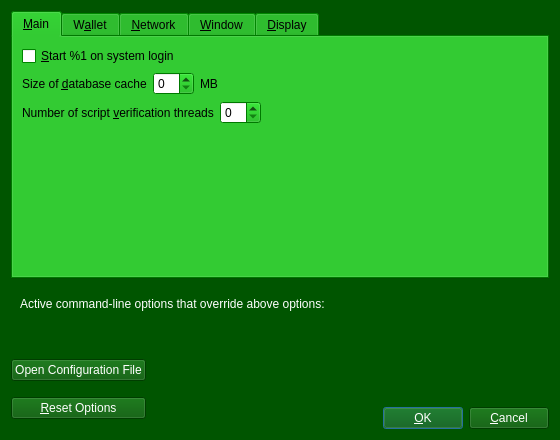
xviicoin-project/xviicoin, file src/qt/forms/optionsdialog.ui: the form before one commit.
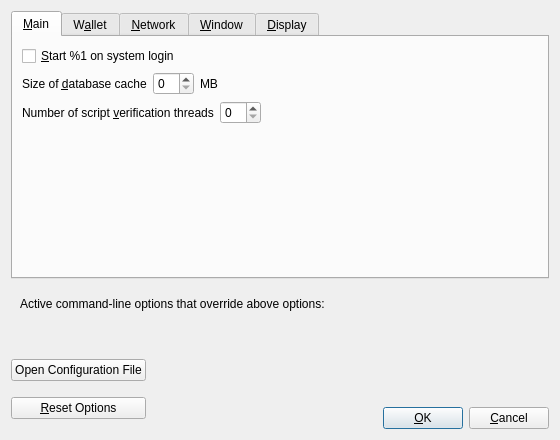
The form after the commit. Custom widgets are drawn as their Qt base class.

The edit to the form file:
```diff
--- a/src/qt/forms/optionsdialog.ui
+++ b/src/qt/forms/optionsdialog.ui
@@ -10,448 +10,6 @@
     <height>440</height>
    </rect>
   </property>
-  <property name="palette">
-   <palette>
-    <active>
-     <colorrole role="WindowText">
-      <brush brushstyle="SolidPattern">
-       <color alpha="255">
-        <red>255</red>
-        <green>255</green>
-        <blue>255</blue>
-       </color>
-      </brush>
-     </colorrole>
-     <colorrole role="Button">
-      <brush brushstyle="SolidPattern">
-       <color alpha="255">
-        <red>0</red>
-        <green>85</green>
-        <blue>0</blue>
-       </color>
-      </brush>
-     </colorrole>
-     <colorrole role="Light">
-      <brush brushstyle="SolidPattern">
-       <color alpha="255">
-        <red>0</red>
-        <green>127</green>
-        <blue>0</blue>
-       </color>
-      </brush>
-     </colorrole>
-     <colorrole role="Midlight">
-      <brush brushstyle="SolidPattern">
-       <color alpha="255">
-        <red>0</red>
-        <green>106</green>
-        <blue>0</blue>
-       </color>
-      </brush>
-     </colorrole>
-     <colorrole role="Dark">
-      <brush brushstyle="SolidPattern">
-       <color alpha="255">
-        <red>0</red>
-        <green>42</green>
-        <blue>0</blue>
-       </color>
-      </brush>
-     </colorrole>
-     <colorrole role="Mid">
-      <brush brushstyle="SolidPattern">
-       <color alpha="255">
-        <red>0</red>
-        <green>56</green>
-        <blue>0</blue>
-       </color>
-      </brush>
-     </colorrole>
-     <colorrole role="Text">
-      <brush brushstyle="SolidPattern">
-       <color alpha="255">
-        <red>255</red>
-        <green>255</green>
-        <blue>255</blue>
-       </color>
-      </brush>
-     </colorrole>
-     <colorrole role="BrightText">
-      <brush brushstyle="SolidPattern">
-       <color alpha="255">
-        <red>255</red>
-        <green>255</green>
-        <blue>255</blue>
-       </color>
-      </brush>
-     </colorrole>
-     <colorrole role="ButtonText">
-      <brush brushstyle="SolidPattern">
-       <color alpha="255">
-        <red>255</red>
-        <green>255</green>
-        <blue>255</blue>
-       </color>
-      </brush>
-     </colorrole>
-     <colorrole role="Base">
-      <brush brushstyle="SolidPattern">
-       <color alpha="255">
-        <red>0</red>
-        <green>0</green>
-        <blue>0</blue>
-       </color>
-      </brush>
-     </colorrole>
-     <colorrole role="Window">
-      <brush brushstyle="SolidPattern">
-       <color alpha="255">
-        <red>0</red>
-        <green>85</green>
-        <blue>0</blue>
-       </color>
-      </brush>
-     </colorrole>
-     <colorrole role="Shadow">
-      <brush brushstyle="SolidPattern">
-       <color alpha="255">
-        <red>0</red>
-        <green>0</green>
-        <blue>0</blue>
-       </color>
-      </brush>
-     </colorrole>
-     <colorrole role="AlternateBase">
-      <brush brushstyle="SolidPattern">
-       <color alpha="255">
-        <red>0</red>
-        <green>42</green>
-        <blue>0</blue>
-       </color>
-      </brush>
-     </colorrole>
-     <colorrole role="ToolTipBase">
-      <brush brushstyle="SolidPattern">
-       <color alpha="255">
-        <red>255</red>
-        <green>255</green>
-        <blue>220</blue>
-       </color>
-      </brush>
-     </colorrole>
-     <colorrole role="ToolTipText">
-      <brush brushstyle="SolidPattern">
-       <color alpha="255">
-        <red>0</red>
-        <green>0</green>
-        <blue>0</blue>
-       </color>
-      </brush>
-     </colorrole>
-     <colorrole role="PlaceholderText">
-      <brush brushstyle="SolidPattern">
-       <color alpha="128">
-        <red>255</red>
-        <green>255</green>
-        <blue>255</blue>
-       </color>
-      </brush>
-     </colorrole>
-    </active>
-    <inactive>
-     <colorrole role="WindowText">
-      <brush brushstyle="SolidPattern">
-       <color alpha="255">
-        <red>255</red>
-        <green>255</green>
-        <blue>255</blue>
-       </color>
-      </brush>
-     </colorrole>
-     <colorrole role="Button">
-      <brush brushstyle="SolidPattern">
-       <color alpha="255">
-        <red>0</red>
-        <green>85</green>
-        <blue>0</blue>
-       </color>
-      </brush>
-     </colorrole>
-     <colorrole role="Light">
-      <brush brushstyle="SolidPattern">
-       <color alpha="255">
-        <red>0</red>
-        <green>127</green>
-        <blue>0</blue>
-       </color>
-      </brush>
-     </colorrole>
-     <colorrole role="Midlight">
-      <brush brushstyle="SolidPattern">
-       <color alpha="255">
-        <red>0</red>
-        <green>106</green>
-        <blue>0</blue>
-       </color>
-      </brush>
-     </colorrole>
-     <colorrole role="Dark">
-      <brush brushstyle="SolidPattern">
-       <color alpha="255">
-        <red>0</red>
-        <green>42</green>
-        <blue>0</blue>
-       </color>
-      </brush>
-     </colorrole>
-     <colorrole role="Mid">
-      <brush brushstyle="SolidPattern">
-       <color alpha="255">
-        <red>0</red>
-        <green>56</green>
-        <blue>0</blue>
-       </color>
-      </brush>
-     </colorrole>
-     <colorrole role="Text">
-      <brush brushstyle="SolidPattern">
-       <color alpha="255">
-        <red>255</red>
-        <green>255</green>
-        <blue>255</blue>
-       </color>
-      </brush>
-     </colorrole>
-     <colorrole role="BrightText">
-      <brush brushstyle="SolidPattern">
-       <color alpha="255">
-        <red>255</red>
-        <green>255</green>
-        <blue>255</blue>
-       </color>
-      </brush>
-     </colorrole>
-     <colorrole role="ButtonText">
-      <brush brushstyle="SolidPattern">
-       <color alpha="255">
-        <red>255</red>
-        <green>255</green>
-        <blue>255</blue>
-       </color>
-      </brush>
-     </colorrole>
-     <colorrole role="Base">
-      <brush brushstyle="SolidPattern">
-       <color alpha="255">
-        <red>0</red>
-        <green>0</green>
-        <blue>0</blue>
-       </color>
-      </brush>
-     </colorrole>
-     <colorrole role="Window">
-      <brush brushstyle="SolidPattern">
-       <color alpha="255">
-        <red>0</red>
-        <green>85</green>
-        <blue>0</blue>
-       </color>
-      </brush>
-     </colorrole>
-     <colorrole role="Shadow">
-      <brush brushstyle="SolidPattern">
-       <color alpha="255">
-        <red>0</red>
-        <green>0</green>
-        <blue>0</blue>
-       </color>
-      </brush>
-     </colorrole>
-     <colorrole role="AlternateBase">
-      <brush brushstyle="SolidPattern">
-       <color alpha="255">
-        <red>0</red>
-        <green>42</green>
-        <blue>0</blue>
-       </color>
-      </brush>
-     </colorrole>
-     <colorrole role="ToolTipBase">
-      <brush brushstyle="SolidPattern">
-       <color alpha="255">
-        <red>255</red>
-        <green>255</green>
-        <blue>220</blue>
-       </color>
-      </brush>
-     </colorrole>
-     <colorrole role="ToolTipText">
-      <brush brushstyle="SolidPattern">
-       <color alpha="255">
-        <red>0</red>
-        <green>0</green>
-        <blue>0</blue>
-       </color>
-      </brush>
-     </colorrole>
-     <colorrole role="PlaceholderText">
-      <brush brushstyle="SolidPattern">
-       <color alpha="128">
-        <red>255</red>
-        <green>255</green>
-        <blue>255</blue>
-       </color>
-      </brush>
-     </colorrole>
-    </inactive>
-    <disabled>
-     <colorrole role="WindowText">
-      <brush brushstyle="SolidPattern">
-       <color alpha="255">
-        <red>0</red>
-        <green>42</green>
-        <blue>0</blue>
-       </color>
-      </brush>
-     </colorrole>
-     <colorrole role="Button">
-      <brush brushstyle="SolidPattern">
-       <color alpha="255">
-        <red>0</red>
-        <green>85</green>
-        <blue>0</blue>
-       </color>
-      </brush>
-     </colorrole>
-     <colorrole role="Light">
-      <brush brushstyle="SolidPattern">
-       <color alpha="255">
-        <red>0</red>
-        <green>127</green>
-        <blue>0</blue>
-       </color>
-      </brush>
-     </colorrole>
-     <colorrole role="Midlight">
-      <brush brushstyle="SolidPattern">
-       <color alpha="255">
-        <red>0</red>
-        <green>106</green>
-        <blue>0</blue>
-       </color>
-      </brush>
-     </colorrole>
-     <colorrole role="Dark">
-      <brush brushstyle="SolidPattern">
-       <color alpha="255">
-        <red>0</red>
-        <green>42</green>
-        <blue>0</blue>
-       </color>
-      </brush>
-     </colorrole>
-     <colorrole role="Mid">
-      <brush brushstyle="SolidPattern">
-       <color alpha="255">
-        <red>0</red>
-        <green>56</green>
-        <blue>0</blue>
-       </color>
-      </brush>
-     </colorrole>
-     <colorrole role="Text">
-      <brush brushstyle="SolidPattern">
-       <color alpha="255">
-        <red>0</red>
-        <green>42</green>
-        <blue>0</blue>
-       </color>
-      </brush>
-     </colorrole>
-     <colorrole role="BrightText">
-      <brush brushstyle="SolidPattern">
-       <color alpha="255">
-        <red>255</red>
-        <green>255</green>
-        <blue>255</blue>
-       </color>
-      </brush>
-     </colorrole>
-     <colorrole role="ButtonText">
-      <brush brushstyle="SolidPattern">
-       <color alpha="255">
-        <red>0</red>
-        <green>42</green>
-        <blue>0</blue>
-       </color>
-      </brush>
-     </colorrole>
-     <colorrole role="Base">
-      <brush brushstyle="SolidPattern">
-       <color alpha="255">
-        <red>0</red>
-        <green>85</green>
-        <blue>0</blue>
-       </color>
-      </brush>
-     </colorrole>
-     <colorrole role="Window">
-      <brush brushstyle="SolidPattern">
-       <color alpha="255">
-        <red>0</red>
-        <green>85</green>
-        <blue>0</blue>
-       </color>
-      </brush>
-     </colorrole>
-     <colorrole role="Shadow">
-      <brush brushstyle="SolidPattern">
-       <color alpha="255">
-        <red>0</red>
-        <green>0</green>
-        <blue>0</blue>
-       </color>
-      </brush>
-     </colorrole>
-     <colorrole role="AlternateBase">
-      <brush brushstyle="SolidPattern">
-       <color alpha="255">
-        <red>0</red>
-        <green>85</green>
-        <blue>0</blue>
-       </color>
-      </brush>
-     </colorrole>
-     <colorrole role="ToolTipBase">
-      <brush brushstyle="SolidPattern">
-       <color alpha="255">
-        <red>255</red>
-        <green>255</green>
-        <blue>220</blue>
-       </color>
-      </brush>
-     </colorrole>
-     <colorrole role="ToolTipText">
-      <brush brushstyle="SolidPattern">
-       <color alpha="255">
-        <red>0</red>
-        <green>0</green>
-        <blue>0</blue>
-       </color>
-      </brush>
-     </colorrole>
-     <colorrole role="PlaceholderText">
-      <brush brushstyle="SolidPattern">
-       <color alpha="128">
-        <red>255</red>
-        <green>255</green>
-        <blue>255</blue>
-       </color>
-      </brush>
-     </colorrole>
-    </disabled>
-   </palette>
-  </property>
   <property name="windowTitle">
    <string>Options</string>
   </property>
@@ -461,448 +19,6 @@
   <layout class="QVBoxLayout" name="verticalLayout">
    <item>
     <widget class="QTabWidget" name="tabWidget">
-     <property name="palette">
-      <palette>
-       <active>
-        <colorrole role="WindowText">
-         <brush brushstyle="SolidPattern">
-          <color alpha="255">
-           <red>0</red>
-           <green>0</green>
-           <blue>0</blue>
-          </color>
-         </brush>
-        </colorrole>
-        <colorrole role="Button">
-         <brush brushstyle="SolidPattern">
-          <color alpha="255">
-           <red>0</red>
-           <green>170</green>
-           <blue>0</blue>
-          </color>
-         </brush>
-        </colorrole>
-        <colorrole role="Light">
-         <brush brushstyle="SolidPattern">
-          <color alpha="255">
-           <red>0</red>
-           <green>255</green>
-           <blue>0</blue>
-          </color>
-         </brush>
-        </colorrole>
-        <colorrole role="Midlight">
-         <brush brushstyle="SolidPattern">
-          <color alpha="255">
-           <red>0</red>
-           <green>212</green>
-           <blue>0</blue>
-          </color>
-         </brush>
-        </colorrole>
-        <colorrole role="Dark">
-         <brush brushstyle="SolidPattern">
-          <color alpha="255">
-           <red>0</red>
-           <green>85</green>
-           <blue>0</blue>
-          </color>
-         </brush>
-        </colorrole>
-        <colorrole role="Mid">
-         <brush brushstyle="SolidPattern">
-          <color alpha="255">
-           <red>0</red>
-           <green>113</green>
-           <blue>0</blue>
-          </color>
-         </brush>
-        </colorrole>
-        <colorrole role="Text">
-         <brush brushstyle="SolidPattern">
-          <color alpha="255">
-           <red>0</red>
-           <green>0</green>
-           <blue>0</blue>
-          </color>
-         </brush>
-        </colorrole>
-        <colorrole role="BrightText">
-         <brush brushstyle="SolidPattern">
-          <color alpha="255">
-           <red>255</red>
-           <green>255</green>
-           <blue>255</blue>
-          </color>
-         </brush>
-        </colorrole>
-        <colorrole role="ButtonText">
-         <brush brushstyle="SolidPattern">
-          <color alpha="255">
-           <red>0</red>
-           <green>0</green>
-           <blue>0</blue>
-          </color>
-         </brush>
-        </colorrole>
-        <colorrole role="Base">
-         <brush brushstyle="SolidPattern">
-          <color alpha="255">
-           <red>255</red>
-           <green>255</green>
-           <blue>255</blue>
-          </color>
-         </brush>
-        </colorrole>
-        <colorrole role="Window">
-         <brush brushstyle="SolidPattern">
-          <color alpha="255">
-           <red>0</red>
-           <green>170</green>
-           <blue>0</blue>
-          </color>
-         </brush>
-        </colorrole>
-        <colorrole role="Shadow">
-         <brush brushstyle="SolidPattern">
-          <color alpha="255">
-           <red>0</red>
-           <green>0</green>
-           <blue>0</blue>
-          </color>
-         </brush>
-        </colorrole>
-        <colorrole role="AlternateBase">
-         <brush brushstyle="SolidPattern">
-          <color alpha="255">
-           <red>127</red>
-           <green>212</green>
-           <blue>127</blue>
-          </color>
-         </brush>
-        </colorrole>
-        <colorrole role="ToolTipBase">
-         <brush brushstyle="SolidPattern">
-          <color alpha="255">
-           <red>255</red>
-           <green>255</green>
-           <blue>220</blue>
-          </color>
-         </brush>
-        </colorrole>
-        <colorrole role="ToolTipText">
-         <brush brushstyle="SolidPattern">
-          <color alpha="255">
-           <red>0</red>
-           <green>0</green>
-           <blue>0</blue>
-          </color>
-         </brush>
-        </colorrole>
-        <colorrole role="PlaceholderText">
-         <brush brushstyle="SolidPattern">
-          <color alpha="128">
-           <red>0</red>
-           <green>0</green>
-           <blue>0</blue>
-          </color>
-         </brush>
-        </colorrole>
-       </active>
-       <inactive>
-        <colorrole role="WindowText">
-         <brush brushstyle="SolidPattern">
-          <color alpha="255">
-           <red>0</red>
-           <green>0</green>
-           <blue>0</blue>
-          </color>
-         </brush>
-        </colorrole>
-        <colorrole role="Button">
-         <brush brushstyle="SolidPattern">
-          <color alpha="255">
-           <red>0</red>
-           <green>170</green>
-           <blue>0</blue>
-          </color>
-         </brush>
-        </colorrole>
-        <colorrole role="Light">
-         <brush brushstyle="SolidPattern">
-          <color alpha="255">
-           <red>0</red>
-           <green>255</green>
-           <blue>0</blue>
-          </color>
-         </brush>
-        </colorrole>
-        <colorrole role="Midlight">
-         <brush brushstyle="SolidPattern">
-          <color alpha="255">
-           <red>0</red>
-           <green>212</green>
-           <blue>0</blue>
-          </color>
-         </brush>
-        </colorrole>
-        <colorrole role="Dark">
-         <brush brushstyle="SolidPattern">
-          <color alpha="255">
-           <red>0</red>
-           <green>85</green>
-           <blue>0</blue>
-          </color>
-         </brush>
-        </colorrole>
-        <colorrole role="Mid">
-         <brush brushstyle="SolidPattern">
-          <color alpha="255">
-           <red>0</red>
-           <green>113</green>
-           <blue>0</blue>
-          </color>
-         </brush>
-        </colorrole>
-        <colorrole role="Text">
-         <brush brushstyle="SolidPattern">
-          <color alpha="255">
-           <red>0</red>
-           <green>0</green>
-           <blue>0</blue>
-          </color>
-         </brush>
-        </colorrole>
-        <colorrole role="BrightText">
-         <brush brushstyle="SolidPattern">
-          <color alpha="255">
-           <red>255</red>
-           <green>255</green>
-           <blue>255</blue>
-          </color>
-         </brush>
-        </colorrole>
-        <colorrole role="ButtonText">
-         <brush brushstyle="SolidPattern">
-          <color alpha="255">
-           <red>0</red>
-           <green>0</green>
-           <blue>0</blue>
-          </color>
-         </brush>
-        </colorrole>
-        <colorrole role="Base">
-         <brush brushstyle="SolidPattern">
-          <color alpha="255">
-           <red>255</red>
-           <green>255</green>
-           <blue>255</blue>
-          </color>
-         </brush>
-        </colorrole>
-        <colorrole role="Window">
-         <brush brushstyle="SolidPattern">
-          <color alpha="255">
-           <red>0</red>
-           <green>170</green>
-           <blue>0</blue>
-          </color>
-         </brush>
-        </colorrole>
-        <colorrole role="Shadow">
-         <brush brushstyle="SolidPattern">
-          <color alpha="255">
-           <red>0</red>
-           <green>0</green>
-           <blue>0</blue>
-          </color>
-         </brush>
-        </colorrole>
-        <colorrole role="AlternateBase">
-         <brush brushstyle="SolidPattern">
-          <color alpha="255">
-           <red>127</red>
-           <green>212</green>
-           <blue>127</blue>
-          </color>
-         </brush>
-        </colorrole>
-        <colorrole role="ToolTipBase">
-         <brush brushstyle="SolidPattern">
-          <color alpha="255">
-           <red>255</red>
-           <green>255</green>
-           <blue>220</blue>
-          </color>
-         </brush>
-        </colorrole>
-        <colorrole role="ToolTipText">
-         <brush brushstyle="SolidPattern">
-          <color alpha="255">
-           <red>0</red>
-           <green>0</green>
-           <blue>0</blue>
-          </color>
-         </brush>
-        </colorrole>
-        <colorrole role="PlaceholderText">
-         <brush brushstyle="SolidPattern">
-          <color alpha="128">
-           <red>0</red>
-           <green>0</green>
-           <blue>0</blue>
-          </color>
-         </brush>
-        </colorrole>
-       </inactive>
-       <disabled>
-        <colorrole role="WindowText">
-         <brush brushstyle="SolidPattern">
-          <color alpha="255">
-           <red>0</red>
-           <green>85</green>
-           <blue>0</blue>
-          </color>
-         </brush>
-        </colorrole>
-        <colorrole role="Button">
-         <brush brushstyle="SolidPattern">
-          <color alpha="255">
-           <red>0</red>
-           <green>170</green>
-           <blue>0</blue>
-          </color>
-         </brush>
-        </colorrole>
-        <colorrole role="Light">
-         <brush brushstyle="SolidPattern">
-          <color alpha="255">
-           <red>0</red>
-           <green>255</green>
-           <blue>0</blue>
-          </color>
-         </brush>
-        </colorrole>
-        <colorrole role="Midlight">
-         <brush brushstyle="SolidPattern">
-          <color alpha="255">
-           <red>0</red>
-           <green>212</green>
-           <blue>0</blue>
-          </color>
-         </brush>
-        </colorrole>
-        <colorrole role="Dark">
-         <brush brushstyle="SolidPattern">
-          <color alpha="255">
-           <red>0</red>
-           <green>85</green>
-           <blue>0</blue>
-          </color>
-         </brush>
-        </colorrole>
-        <colorrole role="Mid">
-         <brush brushstyle="SolidPattern">
-          <color alpha="255">
-           <red>0</red>
-           <green>113</green>
-           <blue>0</blue>
-          </color>
-         </brush>
-        </colorrole>
-        <colorrole role="Text">
-         <brush brushstyle="SolidPattern">
-          <color alpha="255">
-           <red>0</red>
-           <green>85</green>
-           <blue>0</blue>
-          </color>
-         </brush>
-        </colorrole>
-        <colorrole role="BrightText">
-         <brush brushstyle="SolidPattern">
-          <color alpha="255">
-           <red>255</red>
-           <green>255</green>
-           <blue>255</blue>
-          </color>
-         </brush>
-        </colorrole>
-        <colorrole role="ButtonText">
-         <brush brushstyle="SolidPattern">
-          <color alpha="255">
-           <red>0</red>
-           <green>85</green>
-           <blue>0</blue>
-          </color>
-         </brush>
-        </colorrole>
-        <colorrole role="Base">
-         <brush brushstyle="SolidPattern">
-          <color alpha="255">
-           <red>0</red>
-           <green>170</green>
-           <blue>0</blue>
-          </color>
-         </brush>
-        </colorrole>
-        <colorrole role="Window">
-         <brush brushstyle="SolidPattern">
-          <color alpha="255">
-           <red>0</red>
-           <green>170</green>
-           <blue>0</blue>
-          </color>
-         </brush>
-        </colorrole>
-        <colorrole role="Shadow">
-         <brush brushstyle="SolidPattern">
-          <color alpha="255">
-           <red>0</red>
-           <green>0</green>
-           <blue>0</blue>
-          </color>
-         </brush>
-        </colorrole>
-        <colorrole role="AlternateBase">
-         <brush brushstyle="SolidPattern">
-          <color alpha="255">
-           <red>0</red>
-           <green>170</green>
-           <blue>0</blue>
-          </color>
-         </brush>
-        </colorrole>
-        <colorrole role="ToolTipBase">
-         <brush brushstyle="SolidPattern">
-          <color alpha="255">
-           <red>255</red>
-           <green>255</green>
-           <blue>220</blue>
-          </color>
-         </brush>
-        </colorrole>
-        <colorrole role="ToolTipText">
-         <brush brushstyle="SolidPattern">
-          <color alpha="255">
-           <red>0</red>
-           <green>0</green>
-           <blue>0</blue>
-          </color>
-         </brush>
-        </colorrole>
-        <colorrole role="PlaceholderText">
-         <brush brushstyle="SolidPattern">
-          <color alpha="128">
-           <red>0</red>
-           <green>0</green>
-           <blue>0</blue>
-          </color>
-         </brush>
-        </colorrole>
-       </disabled>
-      </palette>
-     </property>
      <property name="currentIndex">
       <number>0</number>
      </property>
```
